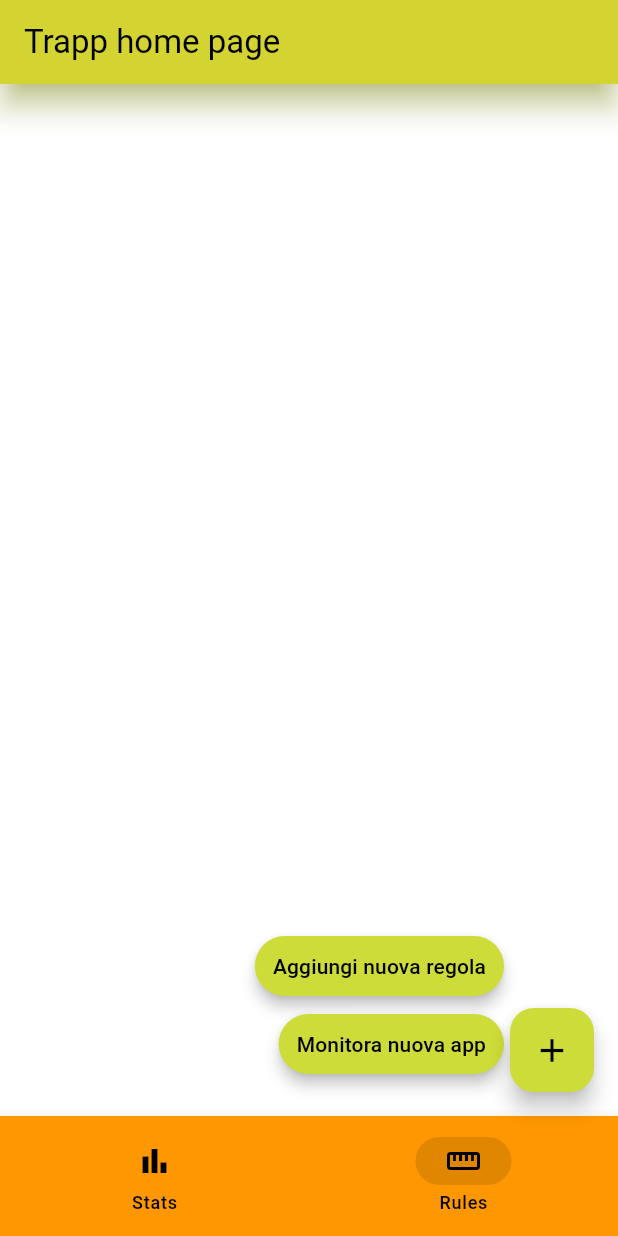
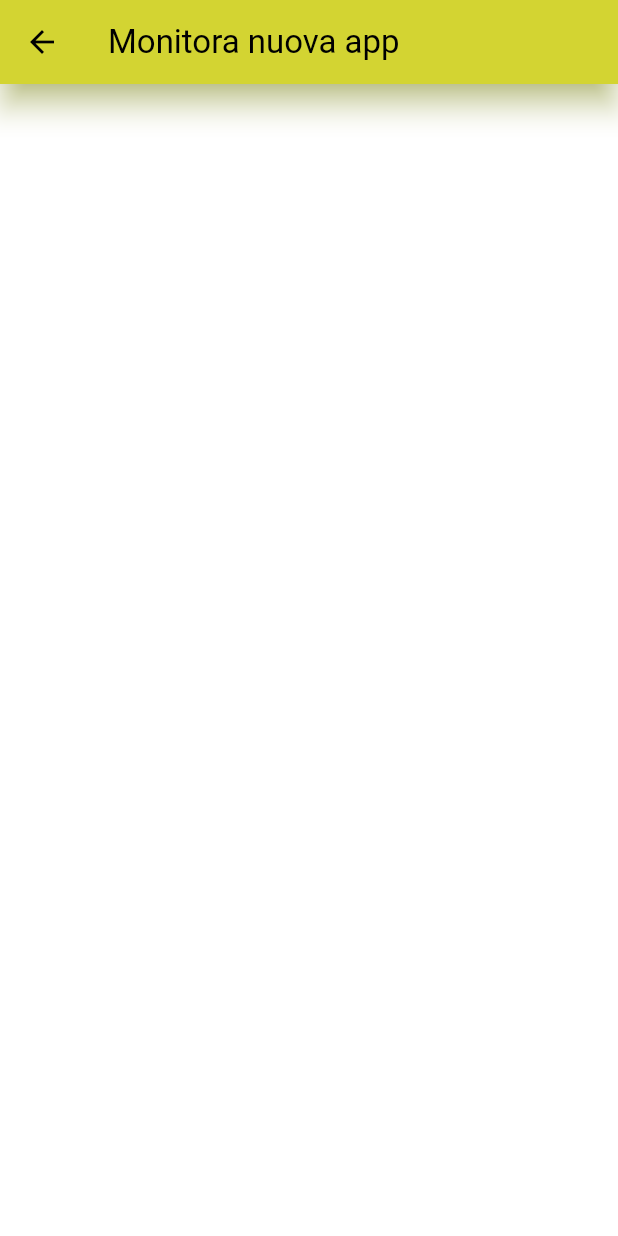
Before and after one commit to djcavei/trapp, a Flutter app: the screen it shows after launch, item 2 of the bottom bar chosen, after a tap on the "add" icon, on a phone screen of 412 x 824 dp. Run offline on Flutter 3.47's test engine with Material 3 defaults, Android fonts, the light colour scheme and no system bars; missing offline and left inert: device_apps.

Commit message:
bkp: Implementations: list apps add stats tile remove stats tile

```diff
--- /dev/null
+++ b/lib/constants.dart
@@ -0,0 +1 @@
+const appBarElevation = 8.0;
--- a/lib/main.dart
+++ b/lib/main.dart
@@ -1,6 +1,13 @@
+import 'package:device_apps/device_apps.dart';
 import 'package:flutter/material.dart';
 import 'package:flutter/services.dart';
-import 'package:trapp/widget/add_rules_widget.dart';
+import 'package:trapp/constants.dart';
+import 'package:trapp/widget/app_rules.dart';
+import 'package:trapp/widget/app_stats.dart';
+import 'package:trapp/widget/bottom_buttons.dart';
+import 'package:trapp/widget/add_new_app.dart';
+
+import 'functions/functions.dart';
 
 void main() {
   runApp(const MyApp());
@@ -39,22 +46,8 @@ class MyHomePage extends StatefulWidget {
 
 class _MyHomePageState extends State<MyHomePage> {
   static final List<Widget> _widgets = <Widget>[
-    Column(
-      key: GlobalKey(),
-      crossAxisAlignment: CrossAxisAlignment.start,
-      children: [
-        Row(
-          key: GlobalKey(),
-          mainAxisAlignment: MainAxisAlignment.start,
-          crossAxisAlignment: CrossAxisAlignment.center,
-        )
-      ],
-    ),
-    Column(
-      key: GlobalKey(),
-      crossAxisAlignment: CrossAxisAlignment.start,
-      children: [],
-    ),
+    AppStats(key: GlobalKey()),
+    AppRules()
   ];
 
   int _selectedIndex = 0;
@@ -67,7 +60,7 @@ class _MyHomePageState extends State<MyHomePage> {
       appBar: AppBar(
         backgroundColor: Theme.of(context).colorScheme.secondary,
         title: Text(widget.title),
-        elevation: 8,
+        elevation: appBarElevation,
         shadowColor: colorScheme.secondary,
       ),
       bottomNavigationBar: NavigationBar(
@@ -91,7 +84,8 @@ class _MyHomePageState extends State<MyHomePage> {
       body: Center(
         child: _widgets.elementAt(_selectedIndex),
       ),
-      floatingActionButton: const AddRulesWidget(),
+      floatingActionButton: BottomButtons(
+          openMonitorNewAppCallback: () => _openMonitorNewApp(context)),
     );
   }
 
@@ -100,4 +94,33 @@ class _MyHomePageState extends State<MyHomePage> {
       _selectedIndex = idx;
     });
   }
+
+  void _openMonitorNewApp(BuildContext context) async {
+    final List<Application> appList = await DeviceApps.getInstalledApplications(
+        includeAppIcons: true); // todo non funziona
+    appList.sort(appNameComparator); // todo non mi piace
+    if (context.mounted) {
+      // todo capire xk è una bad practice
+      Navigator.push(
+          context,
+          MaterialPageRoute(
+              builder: (context) => AddNewApp(
+                  key: UniqueKey(),
+                  appList: appList,
+                  addNewAppCallback: (app) {
+                    getAppStatsWidgetState().addMonitoredApp(app);
+                    Navigator.pop(context);
+                  })));
+    }
+  }
+
+  AppStatsState getAppStatsWidgetState() {
+    return (_widgets.firstWhere((element) => element is AppStats).key
+            as GlobalKey)
+        .currentState! as AppStatsState;
+  }
+
+/*getAppRulesWidgetState() {
+    (_widgets.firstWhere((element) => element is AppRules).key as GlobalKey<AppRulesState>).currentState;
+  }*/
 }
--- /dev/null
+++ b/lib/widget/add_new_app.dart
@@ -0,0 +1,34 @@
+import 'package:device_apps/device_apps.dart';
+import 'package:flutter/material.dart';
+
+class AddNewApp extends StatelessWidget {
+
+  static const String title = "Monitora nuova app";
+  final List<Application> appList;
+  final Function(Application) addNewAppCallback;
+
+  const AddNewApp({super.key, required this.appList, required this.addNewAppCallback});
+
+  @override
+  Widget build(BuildContext context) {
+    final ColorScheme colorScheme = Theme.of(context).colorScheme;
+    return Scaffold(
+        appBar: AppBar(
+          backgroundColor: Theme.of(context).colorScheme.secondary,
+          title: const Text(title),
+          elevation: 8,
+          shadowColor: colorScheme.secondary,
+        ),
+      body: ListView.builder(
+        itemCount: appList.length,
+        itemBuilder: (context, idx) {
+          return ListTile(
+            title: Text(appList[idx].appName),
+            onTap: () => addNewAppCallback(appList[idx]),
+          );
+        },
+      )
+    );
+  }
+
+}
--- /dev/null
+++ b/lib/widget/app_rules.dart
@@ -0,0 +1,12 @@
+import 'package:flutter/material.dart';
+
+class AppRules extends StatefulWidget {
+  const AppRules({super.key});
+
+  @override
+  State<StatefulWidget> createState() {
+    // TODO: implement createState
+    throw UnimplementedError();
+  }
+
+}
--- a/lib/widget/add_rules_widget.dart
+++ b/lib/widget/bottom_buttons.dart
@@ -1,15 +1,17 @@
 import 'package:flutter/material.dart';
 
-class AddRulesWidget extends StatefulWidget {
-  const AddRulesWidget({
+class BottomButtons extends StatefulWidget {
+  final VoidCallback openMonitorNewAppCallback;
+  const BottomButtons({
     super.key,
+    required this.openMonitorNewAppCallback
   });
 
   @override
-  State<StatefulWidget> createState() => _AddRulesWidgetState();
+  State<StatefulWidget> createState() => _BottomButtonsState();
 }
 
-class _AddRulesWidgetState extends State<AddRulesWidget> {
+class _BottomButtonsState extends State<BottomButtons> {
   bool _showOptions = false;
 
   @override
@@ -21,19 +23,29 @@ class _AddRulesWidgetState extends State<AddRulesWidget> {
         child: Positioned(
           right: 60,
           bottom: 60,
-          child: BasicAddButtons(colorScheme: colorScheme, text: 'Aggiungi nuova regola', onPressFunc: (){print('nuova regola');},),
+          child: BasicAddButtons(
+            colorScheme: colorScheme,
+            text: 'Aggiungi nuova regola',
+            onPressFunc: () {
+              print('nuova regola');
+            },
+          ), // todo non funziona
         ),
       ),
       Visibility(
         visible: _showOptions,
         child: Positioned(
           right: 60,
-          child: BasicAddButtons(colorScheme: colorScheme, text: 'Monitora nuova app', onPressFunc: () => print('nuova app'),),
+          child: BasicAddButtons(
+            colorScheme: colorScheme,
+            text: 'Monitora nuova app',
+            onPressFunc: /*widget.openMonitorNewAppCallback*/(){}
+          ), // todo non funziona
         ),
       ),
       FloatingActionButton(
         backgroundColor: colorScheme.secondary,
-        onPressed: () => setState(() => _showOptions = !_showOptions),
+        onPressed: widget.openMonitorNewAppCallback,// todo ripristina il codice seguente: () => setState(() => _showOptions = !_showOptions),
         child: const Icon(
           Icons.add,
           size: 26,
@@ -59,13 +71,11 @@ class BasicAddButtons extends StatelessWidget {
   Widget build(BuildContext context) {
     return TextButton(
       style: ButtonStyle(
-        elevation: const MaterialStatePropertyAll(4),
+          elevation: const MaterialStatePropertyAll(4),
           shadowColor: MaterialStatePropertyAll(colorScheme.onTertiary),
           overlayColor: MaterialStatePropertyAll(Colors.black.withOpacity(0.5)),
-          backgroundColor:
-              MaterialStatePropertyAll(colorScheme.secondary),
-          foregroundColor:
-              MaterialStatePropertyAll(colorScheme.onSecondary)),
+          backgroundColor: MaterialStatePropertyAll(colorScheme.secondary),
+          foregroundColor: MaterialStatePropertyAll(colorScheme.onSecondary)),
       onPressed: onPressFunc,
       child: Text(text),
     );
--- a/pubspec.yaml
+++ b/pubspec.yaml
@@ -31,6 +31,7 @@ dependencies:
   flutter:
     sdk: flutter
 
+  device_apps: ^2.2.0
 
   # The following adds the Cupertino Icons font to your application.
   # Use with the CupertinoIcons class for iOS style icons.
```
Also changed, not shown: lib/functions/functions.dart (added, +13 -0 lines), lib/widget/app_stats.dart (added, +61 -0 lines), pubspec.lock, 1 other file.
